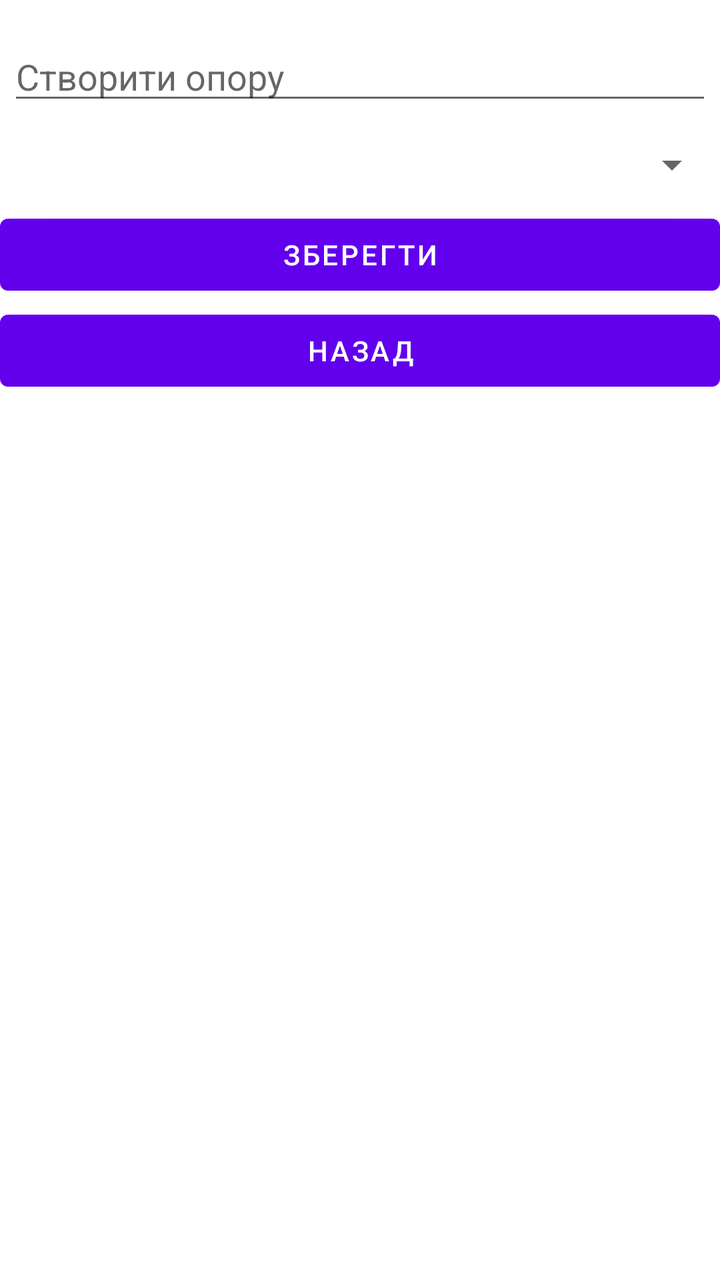
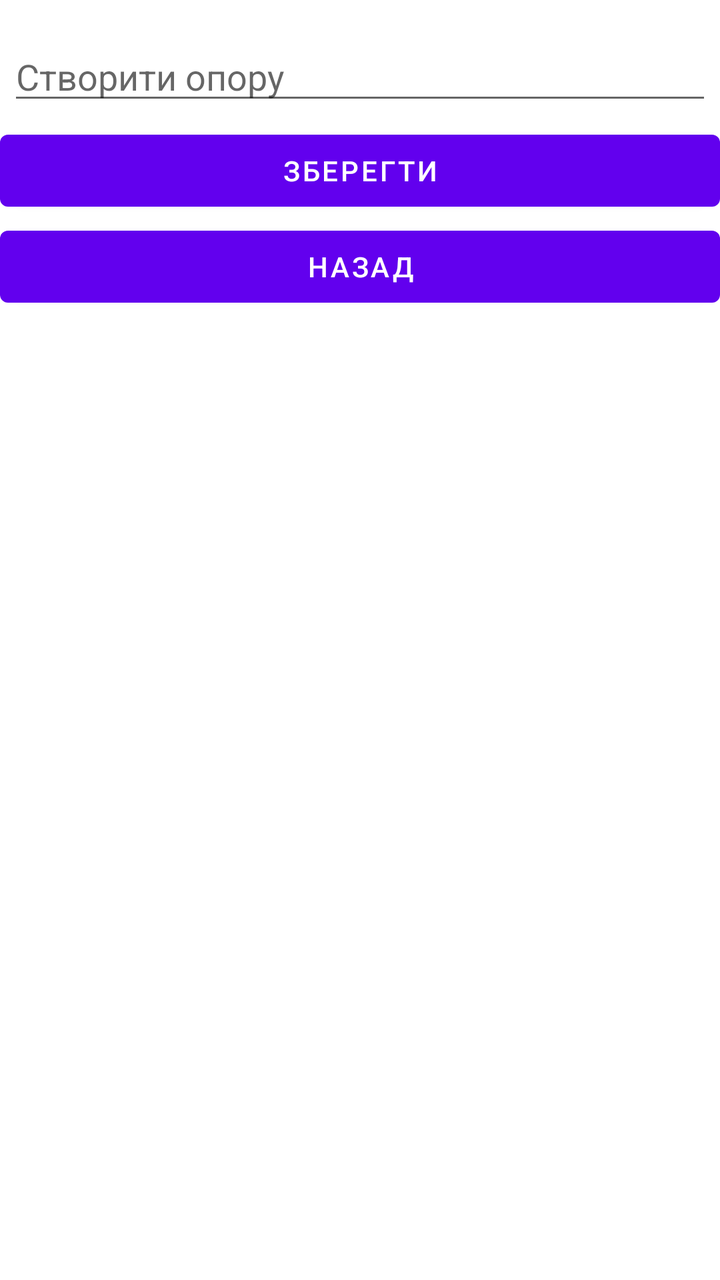

An Android layout rendered at two revisions. The XML below is the earlier revision; the diff shows what the commit changed to produce the second picture.
<!-- AndroidManifest.xml: application theme Theme.POEGPS -->
<!-- res/layout/create_opr.xml -->
<?xml version="1.0" encoding="utf-8"?>
<LinearLayout xmlns:android="http://schemas.android.com/apk/res/android"
    android:orientation="vertical"
    android:layout_width="wrap_content"
    android:layout_height="wrap_content">
    <EditText
        android:id="@+id/oprName"
        android:inputType="text"
        android:layout_width="match_parent"
        android:layout_height="wrap_content"
        android:layout_marginTop="16dp"
        android:layout_marginLeft="4dp"
        android:layout_marginRight="4dp"
        android:layout_marginBottom="4dp"
        android:hint="@string/menu_add_opr" />

    <Spinner
        android:id="@+id/wireSpinner"
        android:layout_width="match_parent"
        android:layout_height="42dp" />

    <Button
        android:id="@+id/save"
        android:layout_width="match_parent"
        android:layout_height="wrap_content"
        android:text="@string/save" />

    <Button
        android:id="@+id/cancel"
        android:layout_width="match_parent"
        android:layout_height="wrap_content"
        android:text="@string/cancel" />

</LinearLayout>
<!-- resources referenced by this layout -->
<resources>
  <string name="cancel">Назад</string>
  <string name="menu_add_opr">Створити опору</string>
  <string name="save">Зберегти</string>
  <style name="Theme.POEGPS" parent="Theme.MaterialComponents.DayNight.NoActionBar">
          
          <item name="colorPrimary">@color/purple_500</item>
          <item name="colorPrimaryVariant">@color/purple_700</item>
          <item name="colorOnPrimary">@color/white</item>
          
          <item name="colorSecondary">@color/teal_200</item>
          <item name="colorSecondaryVariant">@color/teal_700</item>
          <item name="colorOnSecondary">@color/black</item>
          
          <item name="android:statusBarColor">?attr/colorPrimaryVariant</item>
          
      </style>
  <color name="purple_500">#FF6200EE</color>
  <color name="purple_700">#FF3700B3</color>
  <color name="white">#FFFFFFFF</color>
  <color name="teal_200">#FF03DAC5</color>
  <color name="teal_700">#FF018786</color>
  <color name="black">#FF000000</color>
</resources>

<!-- the commit's change to res/layout/create_opr.xml (unified diff, before → after) -->
@@ -14,11 +14,6 @@
         android:layout_marginBottom="4dp"
         android:hint="@string/menu_add_opr" />
 
-    <Spinner
-        android:id="@+id/wireSpinner"
-        android:layout_width="match_parent"
-        android:layout_height="42dp" />
-
     <Button
         android:id="@+id/save"
         android:layout_width="match_parent"
